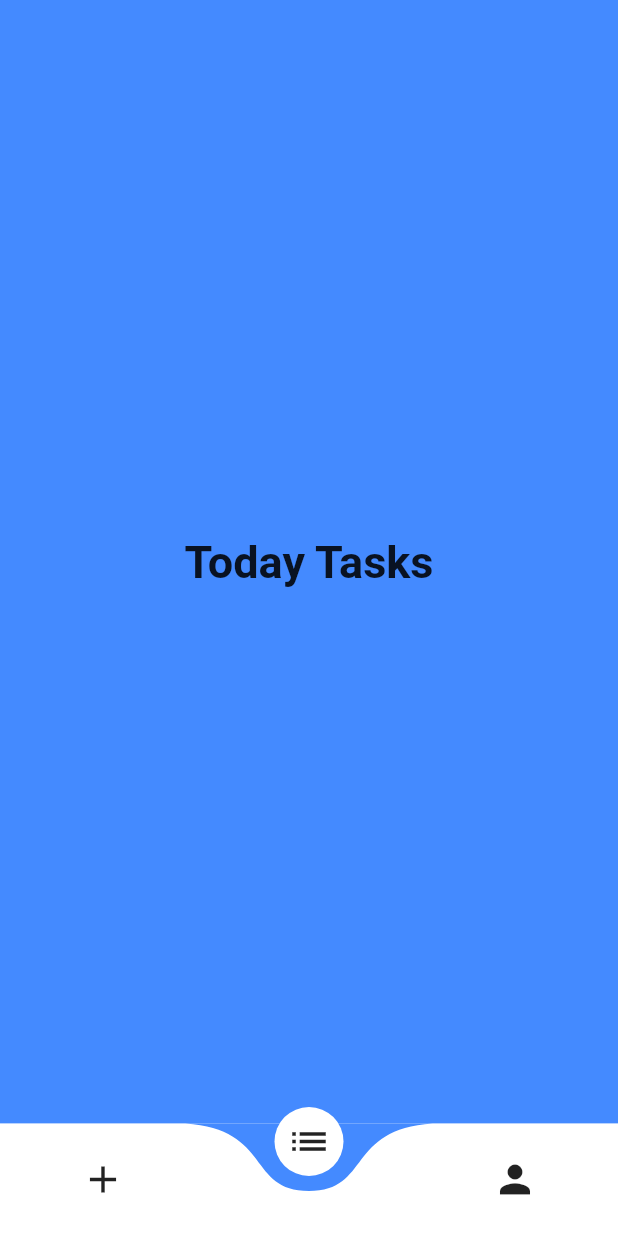
After one commit to pshaddel/Schleife, a Flutter app: the screen it shows after launch, on a phone screen of 412 x 824 dp. The commit adds this screen. Run offline on Flutter 3.47's test engine with Material 2 defaults, Android fonts, the phone set to English and light mode, and no system bars; drawn by our look-alikes of curved_navigation_bar.

Commit message:
refactor: :recycle: refactor navbar component

```diff
--- /dev/null
+++ b/lib/navbar.dart
@@ -0,0 +1,57 @@
+import 'package:flutter/material.dart';
+import 'package:curved_navigation_bar/curved_navigation_bar.dart';
+
+class BottomNavbar extends StatefulWidget {
+  const BottomNavbar({Key? key}) : super(key: key);
+
+  @override
+  State<BottomNavbar> createState() => _BottomNavbarState();
+}
+
+class _BottomNavbarState extends State<BottomNavbar> {
+  int _selectedIndex = 0;
+  static const TextStyle optionStyle = TextStyle(
+      fontSize: 30,
+      fontWeight: FontWeight.bold,
+      backgroundColor: Colors.blueAccent);
+  static const List<Widget> _widgetOptions = <Widget>[
+    Text(
+      'Today Tasks',
+      style: optionStyle,
+    ),
+    Text(
+      'List of Tasks',
+      style: optionStyle,
+    ),
+    Text(
+      'Profile',
+      style: optionStyle,
+    ),
+  ];
+
+  void _onItemTapped(int index) {
+    setState(() {
+      _selectedIndex = index;
+    });
+  }
+
+  @override
+  Widget build(BuildContext context) {
+    return Scaffold(
+      bottomNavigationBar: CurvedNavigationBar(
+        index: 1,
+        backgroundColor: Colors.blueAccent,
+        animationDuration: const Duration(milliseconds: 340),
+        items: const <Widget>[
+          Icon(Icons.add, size: 30),
+          Icon(Icons.list, size: 30),
+          Icon(Icons.person, size: 30)
+        ],
+        onTap: _onItemTapped,
+      ),
+      body: Container(
+          color: Colors.blueAccent,
+          child: Center(child: _widgetOptions[_selectedIndex])),
+    );
+  }
+}
```
Also changed, not shown: lib/main.dart (+4 -58 lines).
